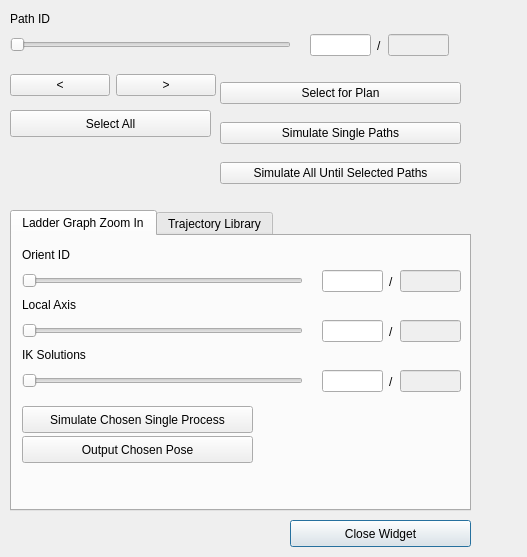
Before: the Qt Designer form framefab_gui/src/uis/selection_widget.ui in yijiangh/choreo, drawn with Qt 5.
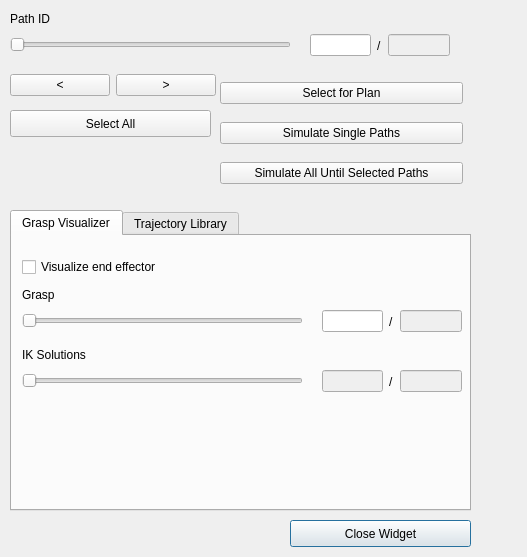
After: the same form once the commit is applied. The open tabs and pages were chosen to show the change.

Commit message: refer #106. add signal-slot mechanism for grasp visualizer. Next step adding fetching grasp info mechanism between gui and core node. Incorporate grasp and ee_visual info in VisualizeSelectedPath srv.

Patch:
```diff
--- a/framefab_gui/src/uis/selection_widget.ui
+++ b/framefab_gui/src/uis/selection_widget.ui
@@ -76,7 +76,7 @@
     <rect>
      <x>310</x>
      <y>30</y>
-     <width>139</width>
+     <width>140</width>
      <height>31</height>
     </rect>
    </property>
@@ -86,7 +86,7 @@
       <property name="inputMask">
        <string/>
       </property>
-      <property name="clearButtonEnabled">
+      <property name="clearButtonEnabled" stdset="0">
        <bool>false</bool>
       </property>
      </widget>
@@ -118,7 +118,7 @@
     <rect>
      <x>220</x>
      <y>70</y>
-     <width>241</width>
+     <width>243</width>
      <height>128</height>
     </rect>
    </property>
@@ -175,31 +175,31 @@
     <bool>false</bool>
    </property>
    <property name="currentIndex">
-    <number>1</number>
+    <number>0</number>
    </property>
    <property name="documentMode">
     <bool>false</bool>
    </property>
    <widget class="QWidget" name="tab_zoom_in">
     <attribute name="title">
-     <string>Ladder Graph Zoom In</string>
+     <string>Grasp Visualizer</string>
     </attribute>
     <widget class="QWidget" name="horizontalLayoutWidget_3">
      <property name="geometry">
       <rect>
        <x>310</x>
-       <y>30</y>
-       <width>139</width>
+       <y>70</y>
+       <width>140</width>
        <height>31</height>
       </rect>
      </property>
      <layout class="QHBoxLayout" name="horizontalLayout_3">
       <item>
-       <widget class="QLineEdit" name="lineedit_select_orient">
+       <widget class="QLineEdit" name="lineedit_select_grasp">
         <property name="inputMask">
          <string/>
         </property>
-        <property name="clearButtonEnabled">
+        <property name="clearButtonEnabled" stdset="0">
          <bool>false</bool>
         </property>
        </widget>
@@ -212,7 +212,7 @@
        </widget>
       </item>
       <item>
-       <widget class="QLineEdit" name="lineedit_max_orient">
+       <widget class="QLineEdit" name="lineedit_max_grasp_num">
         <property name="enabled">
          <bool>false</bool>
         </property>
@@ -226,22 +226,6 @@
       </item>
      </layout>
     </widget>
-    <widget class="QPushButton" name="pushbutton_simulate_single_process">
-     <property name="enabled">
-      <bool>true</bool>
-     </property>
-     <property name="geometry">
-      <rect>
-       <x>10</x>
-       <y>170</y>
-       <width>231</width>
-       <height>27</height>
-      </rect>
-     </property>
-     <property name="text">
-      <string>Simulate Chosen Single Process</string>
-     </property>
-    </widget>
     <widget class="QLabel" name="label_7">
      <property name="geometry">
       <rect>
@@ -255,33 +239,23 @@
       <string>IK Solutions</string>
      </property>
     </widget>
-    <widget class="QSlider" name="slider_select_local_axis">
-     <property name="geometry">
-      <rect>
-       <x>10</x>
-       <y>80</y>
-       <width>281</width>
-       <height>29</height>
-      </rect>
-     </property>
-     <property name="orientation">
-      <enum>Qt::Horizontal</enum>
-     </property>
-    </widget>
     <widget class="QLabel" name="label_4">
      <property name="geometry">
       <rect>
        <x>10</x>
-       <y>10</y>
+       <y>50</y>
        <width>67</width>
        <height>17</height>
       </rect>
      </property>
      <property name="text">
-      <string>Orient ID</string>
+      <string>Grasp</string>
      </property>
     </widget>
     <widget class="QSlider" name="slider_select_ik_solution">
+     <property name="enabled">
+      <bool>false</bool>
+     </property>
      <property name="geometry">
       <rect>
        <x>10</x>
@@ -299,17 +273,20 @@
       <rect>
        <x>310</x>
        <y>130</y>
-       <width>139</width>
+       <width>140</width>
        <height>31</height>
       </rect>
      </property>
      <layout class="QHBoxLayout" name="horizontalLayout_5">
       <item>
        <widget class="QLineEdit" name="lineedit_select_ik_solution">
+        <property name="enabled">
+         <bool>false</bool>
+        </property>
         <property name="inputMask">
          <string/>
         </property>
-        <property name="clearButtonEnabled">
+        <property name="clearButtonEnabled" stdset="0">
          <bool>false</bool>
         </property>
        </widget>
@@ -336,53 +313,11 @@
       </item>
      </layout>
     </widget>
-    <widget class="QWidget" name="horizontalLayoutWidget_4">
-     <property name="geometry">
-      <rect>
-       <x>310</x>
-       <y>80</y>
-       <width>139</width>
-       <height>31</height>
-      </rect>
-     </property>
-     <layout class="QHBoxLayout" name="horizontalLayout_4">
-      <item>
-       <widget class="QLineEdit" name="lineedit_select_local_axis">
-        <property name="inputMask">
-         <string/>
-        </property>
-        <property name="clearButtonEnabled">
-         <bool>false</bool>
-        </property>
-       </widget>
-      </item>
-      <item>
-       <widget class="QLabel" name="label_6">
-        <property name="text">
-         <string>/</string>
-        </property>
-       </widget>
-      </item>
-      <item>
-       <widget class="QLineEdit" name="lineedit_max_local_axis">
-        <property name="enabled">
-         <bool>false</bool>
-        </property>
-        <property name="frame">
-         <bool>true</bool>
-        </property>
-        <property name="readOnly">
-         <bool>true</bool>
-        </property>
-       </widget>
-      </item>
-     </layout>
-    </widget>
-    <widget class="QSlider" name="slider_select_orient">
+    <widget class="QSlider" name="slider_select_grasp">
      <property name="geometry">
       <rect>
        <x>10</x>
-       <y>30</y>
+       <y>70</y>
        <width>281</width>
        <height>29</height>
       </rect>
@@ -391,33 +326,17 @@
       <enum>Qt::Horizontal</enum>
      </property>
     </widget>
-    <widget class="QLabel" name="label_5">
+    <widget class="QCheckBox" name="checkbox_visualize_ee">
      <property name="geometry">
       <rect>
        <x>10</x>
-       <y>60</y>
-       <width>67</width>
-       <height>17</height>
+       <y>20</y>
+       <width>181</width>
+       <height>22</height>
       </rect>
      </property>
      <property name="text">
-      <string>Local Axis</string>
-     </property>
-    </widget>
-    <widget class="QPushButton" name="pushbutton_output_chosen_pose">
-     <property name="enabled">
-      <bool>true</bool>
-     </property>
-     <property name="geometry">
-      <rect>
-       <x>10</x>
-       <y>200</y>
-       <width>231</width>
-       <height>27</height>
-      </rect>
-     </property>
-     <property name="text">
-      <string>Output Chosen Pose</string>
+      <string>Visualize end effector</string>
      </property>
     </widget>
    </widget>
@@ -560,7 +479,7 @@
       <rect>
        <x>250</x>
        <y>200</y>
-       <width>139</width>
+       <width>140</width>
        <height>31</height>
       </rect>
      </property>
@@ -573,7 +492,7 @@
         <property name="readOnly">
          <bool>true</bool>
         </property>
-        <property name="clearButtonEnabled">
+        <property name="clearButtonEnabled" stdset="0">
          <bool>false</bool>
         </property>
        </widget>
```
The commit also changes 13 other files.
